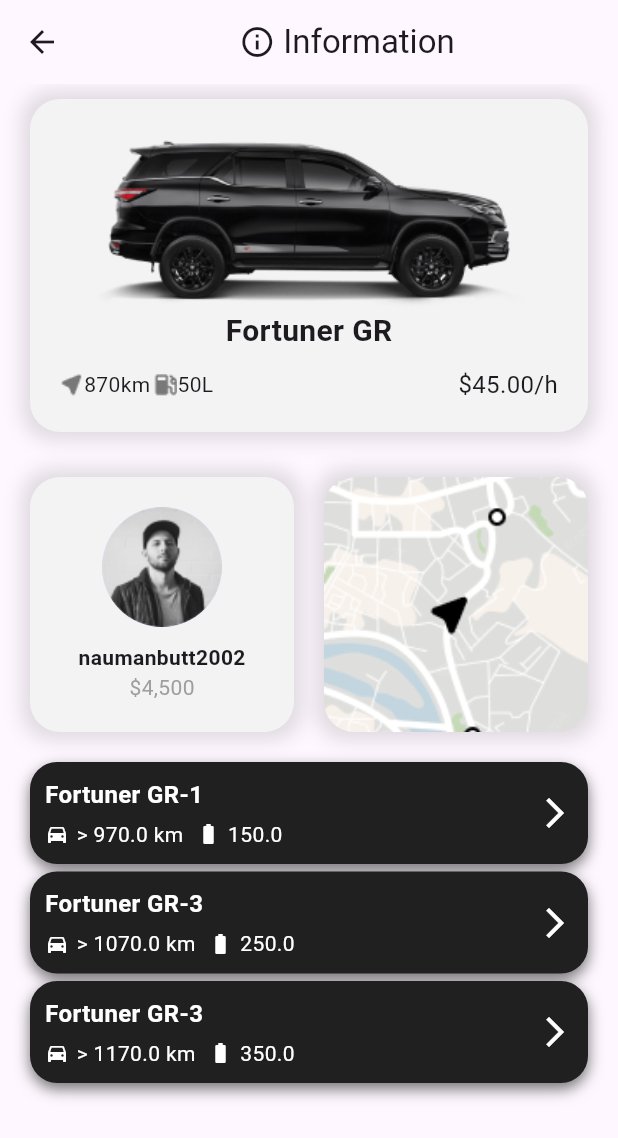
After one commit to naumanbutt2002/car_rental_app, a Flutter app: the CarListScreen screen opened directly, after a tap on "Fortuner GR", on a phone screen of 412 x 824 dp. The commit adds this screen. Shown: the top 1138 px of the screen. Run offline on Flutter 3.47's test engine with Material 3 defaults, Android fonts, the phone set to English and light mode, and no system bars; our stand-ins replace cloud_firestore, firebase_core; accounts and stored records are empty.

Commit message:
Information Screen

```diff
--- a/lib/main.dart
+++ b/lib/main.dart
@@ -1,4 +1,5 @@
 import 'package:car_rental_app/firebase_options.dart';
+import 'package:car_rental_app/presentation/pages/car_details_page.dart';
 import 'package:car_rental_app/presentation/pages/car_list_screen.dart';
 import 'package:car_rental_app/presentation/pages/onboarding_page.dart';
 import 'package:cloud_firestore/cloud_firestore.dart';
--- /dev/null
+++ b/lib/presentation/pages/car_details_page.dart
@@ -0,0 +1,130 @@
+import 'package:car_rental_app/data/models/car.dart';
+import 'package:car_rental_app/presentation/widgets/car_card.dart';
+import 'package:car_rental_app/presentation/widgets/more_card.dart';
+import 'package:flutter/foundation.dart';
+import 'package:flutter/material.dart';
+import 'package:flutter/widgets.dart';
+
+class CarDetailsPage extends StatelessWidget {
+  final Car car;
+
+  const CarDetailsPage({super.key, required this.car});
+  @override
+  Widget build(BuildContext context) {
+    return Scaffold(
+      appBar: AppBar(
+        title: const Row(
+          mainAxisAlignment: MainAxisAlignment.center,
+          children: [
+            Icon(Icons.info_outline),
+            Text(' Information '),
+          ],
+        ),
+      ),
+      body: Column(
+        children: [
+          CarCard(
+            car: Car(
+                model: car.model,
+                distance: car.distance,
+                fuelCapacity: car.fuelCapacity,
+                pricePerHour: car.pricePerHour),
+          ),
+          const SizedBox(height: 20),
+          Padding(
+            padding: const EdgeInsets.symmetric(horizontal: 20),
+            child: Row(
+              children: [
+                Expanded(
+                  child: Container(
+                    padding: EdgeInsets.all(20),
+                    decoration: BoxDecoration(
+                      color: const Color(0xffF3F3F3),
+                      borderRadius: BorderRadius.circular(20),
+                      boxShadow: const [
+                        BoxShadow(
+                          color: Colors.black12,
+                          blurRadius: 10,
+                          spreadRadius: 5,
+                        ),
+                      ],
+                    ),
+                    child: const Column(
+                      children: [
+                        CircleAvatar(
+                          radius: 40,
+                          backgroundImage: AssetImage('assets/user.png'),
+                        ),
+                        SizedBox(height: 10),
+                        Text(
+                          'naumanbutt2002',
+                          style: TextStyle(
+                            fontWeight: FontWeight.bold,
+                          ),
+                        ),
+                        Text(
+                          '\$4,500',
+                          style: TextStyle(color: Colors.grey),
+                        ),
+                      ],
+                    ),
+                  ),
+                ),
+                SizedBox(width: 20),
+                Expanded(
+                  child: Container(
+                    height: 170,
+                    decoration: BoxDecoration(
+                      borderRadius: BorderRadius.circular(20),
+                      image: const DecorationImage(
+                        image: AssetImage('assets/maps.png'),
+                        fit: BoxFit.cover,
+                      ),
+                      boxShadow: [
+                        BoxShadow(
+                          color: Colors.black12,
+                          blurRadius: 10,
+                          spreadRadius: 5,
+                        ),
+                      ],
+                    ),
+                  ),
+                ),
+              ],
+            ),
+          ),
+          Container(
+            padding: const EdgeInsets.all(20),
+            child: Column(
+              children: [
+                MoreCard(
+                  car: Car(
+                      model: car.model + '-1',
+                      distance: car.distance + 100,
+                      fuelCapacity: car.fuelCapacity + 100,
+                      pricePerHour: car.pricePerHour + 10),
+                ),
+                SizedBox(height: 5),
+                MoreCard(
+                  car: Car(
+                      model: car.model + '-3',
+                      distance: car.distance + 200,
+                      fuelCapacity: car.fuelCapacity + 200,
+                      pricePerHour: car.pricePerHour + 20),
+                ),
+                SizedBox(height: 5),
+                MoreCard(
+                  car: Car(
+                      model: car.model + '-3',
+                      distance: car.distance + 300,
+                      fuelCapacity: car.fuelCapacity + 300,
+                      pricePerHour: car.pricePerHour + 30),
+                ),
+              ],
+            ),
+          )
+        ],
+      ),
+    );
+  }
+}
--- a/lib/presentation/widgets/car_card.dart
+++ b/lib/presentation/widgets/car_card.dart
@@ -1,4 +1,6 @@
 import 'package:car_rental_app/data/models/car.dart';
+import 'package:car_rental_app/presentation/pages/car_details_page.dart';
+import 'package:car_rental_app/presentation/pages/car_list_screen.dart';
 import 'package:flutter/material.dart';
 
 class CarCard extends StatelessWidget {
@@ -9,6 +11,8 @@ class CarCard extends StatelessWidget {
   @override
   Widget build(BuildContext context) {
     return GestureDetector(
+      onTap: () => Navigator.push(context, MaterialPageRoute(builder: (context) => CarDetailsPage(car: car,))),
+
       child: Container(
         margin: const EdgeInsets.symmetric(vertical: 10, horizontal: 20),
         padding: const EdgeInsets.all(20),
--- /dev/null
+++ b/lib/presentation/widgets/more_card.dart
@@ -0,0 +1,78 @@
+import 'package:car_rental_app/data/models/car.dart';
+import 'package:flutter/foundation.dart';
+import 'package:flutter/material.dart';
+import 'package:flutter/widgets.dart';
+
+class MoreCard extends StatelessWidget {
+  final Car car;
+
+  const MoreCard({super.key, required this.car});
+  @override
+  Widget build(BuildContext context) {
+    return Container(
+      padding: const EdgeInsets.all(10),
+      decoration: BoxDecoration(
+        color: Color(0xff212020),
+        borderRadius: BorderRadius.circular(18),
+        boxShadow: const [
+          BoxShadow(color: Colors.black54, blurRadius: 8, offset: Offset(0, 4)),
+        ],
+      ),
+      child: Row(
+        mainAxisAlignment: MainAxisAlignment.spaceBetween,
+        children: [
+          Column(
+            crossAxisAlignment: CrossAxisAlignment.start,
+            children: [
+              Text(
+                car.model,
+                style: TextStyle(
+                  color: Colors.white,
+                  fontSize: 16,
+                  fontWeight: FontWeight.bold,
+                ),
+              ),
+              SizedBox(height: 5),
+              Row(
+                children: [
+                  Icon(
+                    Icons.directions_car,
+                    color: Colors.white,
+                    size: 16,
+                  ),
+                  SizedBox(width: 5),
+                  Text(
+                    '> ${car.distance} km ',
+                    style: TextStyle(
+                      color: Colors.white,
+                      fontSize: 14,
+                    ),
+                  ),
+                  SizedBox(width: 5),
+                  Icon(
+                    Icons.battery_full,
+                    color: Colors.white,
+                    size: 16,
+                  ),
+                  SizedBox(width: 5),
+                  Text(
+                    car.fuelCapacity.toString(),
+                    style: TextStyle(
+                      color: Colors.white,
+                      fontSize: 14,
+                    ),
+                  ),
+                ],
+              )
+            ],
+          ),
+          Icon(
+            Icons.arrow_forward_ios,
+            color: Colors.white,
+            size: 24,
+          ),
+        ],
+      ),
+    );
+  }
+}
```
